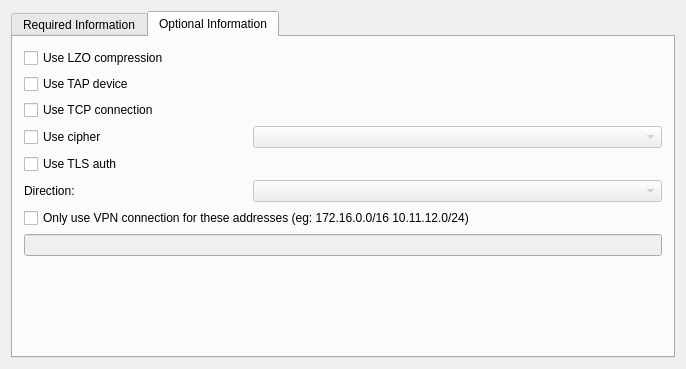
KDE/networkmanagement, file vpnplugins/openvpn/openvpnprop.ui: the form before one commit.
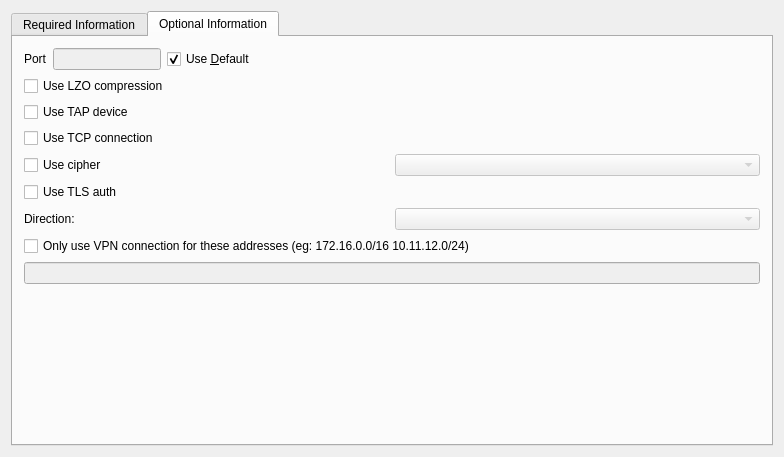
The form after the commit. The open tabs and pages were chosen to show the change. Custom widgets are drawn as their Qt base class.

Patch:
```diff
--- a/vpnplugins/openvpn/openvpnprop.ui
+++ b/vpnplugins/openvpn/openvpnprop.ui
@@ -5,8 +5,8 @@
    <rect>
     <x>0</x>
     <y>0</y>
-    <width>686</width>
-    <height>369</height>
+    <width>784</width>
+    <height>457</height>
    </rect>
   </property>
   <property name="windowTitle" >
@@ -42,40 +42,6 @@
           <widget class="KLineEdit" name="gateway" />
          </item>
          <item row="1" column="0" >
-          <widget class="QLabel" name="textLabel3_3" >
-           <property name="text" >
-            <string>&amp;Port</string>
-           </property>
-           <property name="wordWrap" >
-            <bool>false</bool>
-           </property>
-           <property name="buddy" >
-            <cstring>port</cstring>
-           </property>
-          </widget>
-         </item>
-         <item row="1" column="1" >
-          <layout class="QHBoxLayout" name="horizontalLayout" >
-           <item>
-            <widget class="KLineEdit" name="port" >
-             <property name="enabled" >
-              <bool>false</bool>
-             </property>
-            </widget>
-           </item>
-           <item>
-            <widget class="QCheckBox" name="chkDefaultPort" >
-             <property name="text" >
-              <string>Use &amp;Default</string>
-             </property>
-             <property name="checked" >
-              <bool>true</bool>
-             </property>
-            </widget>
-           </item>
-          </layout>
-         </item>
-         <item row="2" column="0" >
           <widget class="QLabel" name="labelConnectionType" >
            <property name="text" >
             <string>Connection &amp;Type</string>
@@ -407,57 +373,119 @@
       <attribute name="title" >
        <string>Optional Information</string>
       </attribute>
-      <layout class="QGridLayout" name="gridLayout_6" >
-       <item row="0" column="0" colspan="3" >
+      <layout class="QVBoxLayout" name="verticalLayout_6" >
+       <item>
+        <layout class="QHBoxLayout" name="horizontalLayout_2" >
+         <item>
+          <widget class="QLabel" name="label_3" >
+           <property name="text" >
+            <string>Port</string>
+           </property>
+          </widget>
+         </item>
+         <item>
+          <widget class="KLineEdit" name="port" >
+           <property name="enabled" >
+            <bool>false</bool>
+           </property>
+           <property name="sizePolicy" >
+            <sizepolicy vsizetype="Fixed" hsizetype="Preferred" >
+             <horstretch>0</horstretch>
+             <verstretch>0</verstretch>
+            </sizepolicy>
+           </property>
+          </widget>
+         </item>
+         <item>
+          <widget class="QCheckBox" name="chkDefaultPort" >
+           <property name="sizePolicy" >
+            <sizepolicy vsizetype="Fixed" hsizetype="MinimumExpanding" >
+             <horstretch>0</horstretch>
+             <verstretch>0</verstretch>
+            </sizepolicy>
+           </property>
+           <property name="text" >
+            <string>Use &amp;Default</string>
+           </property>
+           <property name="checked" >
+            <bool>true</bool>
+           </property>
+          </widget>
+         </item>
+        </layout>
+       </item>
+       <item>
         <widget class="QCheckBox" name="chkUseLZO" >
          <property name="text" >
           <string>Use LZO compression</string>
          </property>
         </widget>
        </item>
-       <item row="1" column="0" colspan="3" >
+       <item>
         <widget class="QCheckBox" name="chkUseTAP" >
          <property name="text" >
           <string>Use TAP device</string>
          </property>
         </widget>
        </item>
-       <item row="2" column="0" colspan="2" >
+       <item>
         <widget class="QCheckBox" name="chkUseTCP" >
          <property name="text" >
           <string>Use TCP connection</string>
          </property>
         </widget>
        </item>
-       <item row="3" column="0" >
+       <item>
+        <layout class="QHBoxLayout" name="horizontalLayout" >
+         <item>
         <widget class="QCheckBox" name="chkUseCipher" >
+           <property name="sizePolicy" >
+            <sizepolicy vsizetype="Fixed" hsizetype="Preferred" >
+             <horstretch>0</horstretch>
+             <verstretch>0</verstretch>
+            </sizepolicy>
+           </property>
          <property name="text" >
           <string>Use cipher</string>
          </property>
         </widget>
        </item>
-       <item row="3" column="1" colspan="2" >
+         <item>
         <widget class="KComboBox" name="cboCipher" >
          <property name="enabled" >
           <bool>false</bool>
          </property>
-        </widget>
-       </item>
-       <item row="4" column="0" colspan="2" >
+           <property name="sizePolicy" >
+            <sizepolicy vsizetype="Fixed" hsizetype="Preferred" >
+             <horstretch>0</horstretch>
+             <verstretch>0</verstretch>
+            </sizepolicy>
+           </property>
+          </widget>
+         </item>
+        </layout>
+       </item>
+       <item>
+        <layout class="QHBoxLayout" name="horizontalLayout_3" >
+         <item>
         <widget class="QCheckBox" name="chkUseTLS" >
          <property name="text" >
           <string>Use TLS auth</string>
          </property>
         </widget>
        </item>
-       <item row="4" column="2" >
+         <item>
         <widget class="KUrlRequester" name="editTLSAuth" >
          <property name="enabled" >
           <bool>false</bool>
          </property>
         </widget>
        </item>
-       <item row="5" column="0" >
+        </layout>
+       </item>
+       <item>
+        <layout class="QHBoxLayout" name="horizontalLayout_4" >
+         <item>
         <widget class="QLabel" name="textLabel1" >
          <property name="text" >
           <string>Direction:</string>
@@ -470,39 +498,38 @@
          </property>
         </widget>
        </item>
-       <item row="5" column="1" colspan="2" >
+         <item>
         <widget class="KComboBox" name="cboDirection" >
          <property name="enabled" >
           <bool>false</bool>
          </property>
         </widget>
        </item>
-       <item row="6" column="0" colspan="2" >
+        </layout>
+       </item>
+       <item>
         <widget class="QCheckBox" name="chkIPAdresses" >
          <property name="text" >
           <string>Only use VPN connection for these addresses (eg: 172.16.0.0/16 10.11.12.0/24)</string>
          </property>
         </widget>
        </item>
-       <item row="7" column="0" colspan="3" >
+       <item>
         <widget class="KLineEdit" name="routes" >
          <property name="enabled" >
           <bool>false</bool>
          </property>
         </widget>
        </item>
-       <item row="8" column="0" colspan="2" >
-        <spacer name="spacer10" >
+       <item>
+        <spacer name="verticalSpacer_5" >
          <property name="orientation" >
           <enum>Qt::Vertical</enum>
          </property>
-         <property name="sizeType" >
-          <enum>QSizePolicy::Expanding</enum>
-         </property>
          <property name="sizeHint" stdset="0" >
           <size>
-           <width>20</width>
-           <height>30</height>
+           <width>306</width>
+           <height>91</height>
           </size>
          </property>
         </spacer>
```
Left out of the diff: 47 changed lines with no effect on the pictures. Lines whose indentation alone changed are shown as unchanged.
